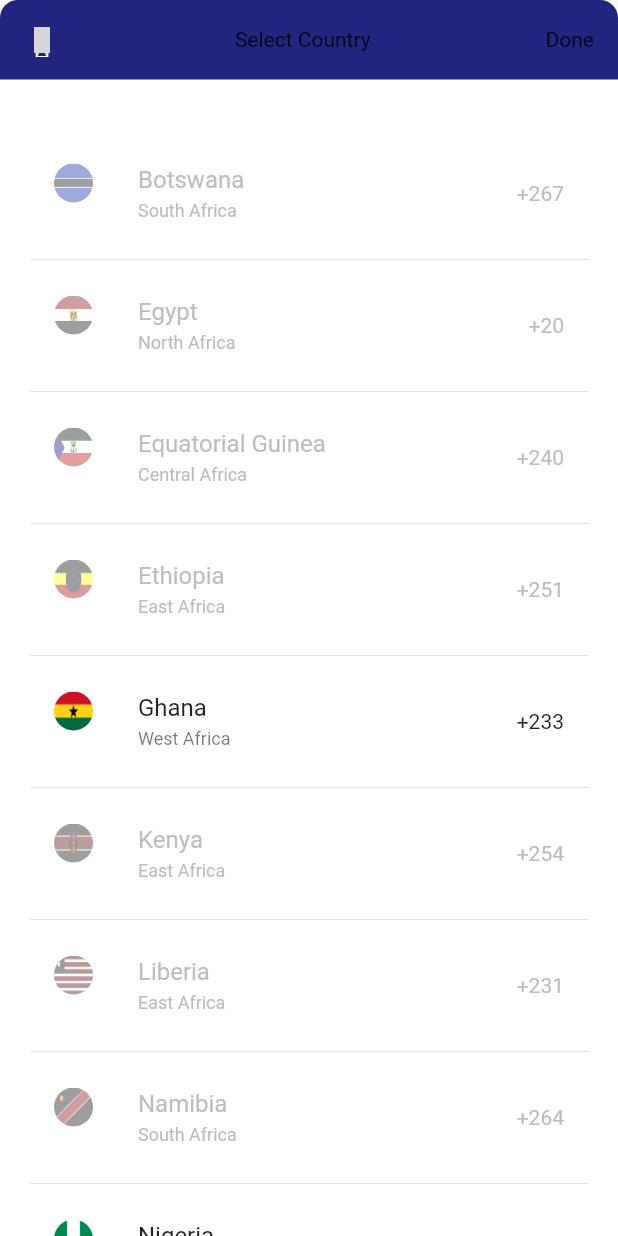
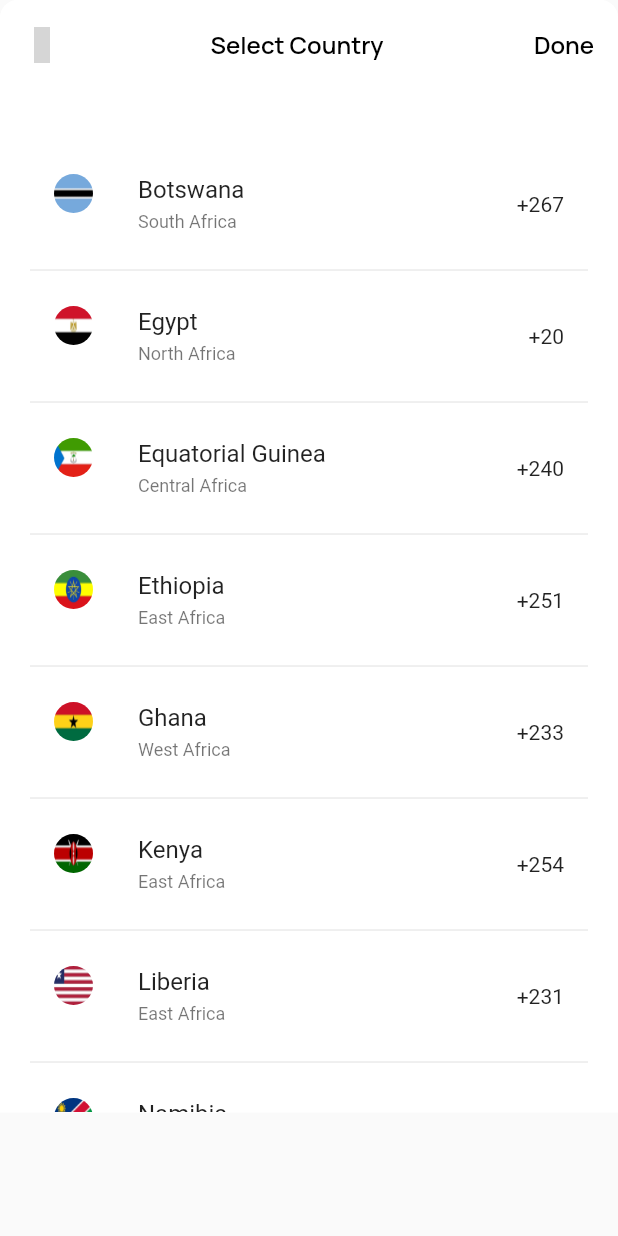
Before and after one commit to Manuel-Seyram/paysenta, a Flutter app: the CustomCountryPicker widget shown alone on an empty page, opened directly with empty values, on a phone screen of 412 x 824 dp. Run offline on Flutter 3.47's test engine with Material 2 defaults, Android fonts, the light colour scheme and no system bars; our stand-ins replace carousel_slider, gap, google_fonts, iconly, iconsax, modal_bottom_sheet; missing offline and left inert: pandabar; grey boxes are pictures that could not be loaded.

Commit message:
refactor code

```diff
--- a/lib/ui/pages/history/history.dart
+++ b/lib/ui/pages/history/history.dart
@@ -24,6 +24,7 @@ class _HistoryPageState extends State<HistoryPage> {
             automaticallyImplyLeading: false,
             backgroundColor: primaryColor,
             leadingWidth: 100,
+            centerTitle: false,
             title: Padding(
               padding: const EdgeInsets.only(left: 8.0),
               child: Text(
--- a/lib/ui/shared/widgets/custom_country_picker.dart
+++ b/lib/ui/shared/widgets/custom_country_picker.dart
@@ -1,10 +1,12 @@
 import 'package:flutter/cupertino.dart';
 import 'package:flutter/material.dart';
+import 'package:google_fonts/google_fonts.dart';
 import 'package:iconly/iconly.dart';
 import 'package:modal_bottom_sheet/modal_bottom_sheet.dart';
 
 import '../../utils/countries.dart';
 import '../constants.dart';
+import 'custom_textfield.dart';
 
 class CustomCountryPicker extends StatefulWidget {
   String countyCode;
@@ -41,19 +43,18 @@ class _CustomCountryPickerState extends State<CustomCountryPicker> {
   Widget build(BuildContext dialogContext) {
     return Material(
       child: Container(
+        height: MediaQuery.of(context).size.height * 0.9,
         decoration: const BoxDecoration(
             borderRadius: BorderRadius.vertical(
               top: Radius.circular(12),
             ),
             color: whiteColor),
-        child: CupertinoPageScaffold(
-          backgroundColor: whiteColor.withOpacity(0),
         child: Column(
           children: [
             Container(
-                height: 53,
+              height: 60,
               decoration: const BoxDecoration(
-                  color: primaryColor,
+                color: whiteColor,
                 borderRadius: BorderRadius.vertical(
                   top: Radius.circular(12),
                 ),
@@ -70,39 +71,34 @@ class _CustomCountryPickerState extends State<CustomCountryPicker> {
                       },
                       child: const Icon(
                         IconlyLight.arrow_left_2,
-                          color: whiteColor,
+                        color: blackColor,
                       ),
                     ),
                     Text(
-                        "Select Country", // style: bodyRG
+                      "Select Country",
+                      style: GoogleFonts.manrope(
+                        fontWeight: FontWeight.w600,
+                        color: blackColor,
+                        fontSize: 16,
+                      ),
                     ),
                     GestureDetector(
                       onTap: () {
                         Navigator.pop(context, widget.countyCode);
                       },
                       child: Text(
-                          "Done", // style: bodyRG
+                        "Done",
+                        style: GoogleFonts.manrope(
+                          fontWeight: FontWeight.w600,
+                          color: blackColor,
+                          fontSize: 16,
+                        ),
                       ),
                     ),
                   ],
                 ),
               ),
             ),
-              // Padding(
-              //   padding: const EdgeInsets.symmetric(
-              //     horizontal: 20,
-              //   ),
-              //   child: CustomTextField(
-              //     textFieldLabel: "",
-              //     isReadOnly: false,
-              //     textController: controller,
-              //     onChanged: (value) {
-              //       setState(() {});
-              //     },
-              //     hintText: '',
-              //     prefixIcon: Icon(CupertinoIcons.search),
-              //   ),
-              // ),
             Expanded(
               child: ListView(
                 physics: const BouncingScrollPhysics(
@@ -114,28 +110,12 @@ class _CustomCountryPickerState extends State<CustomCountryPicker> {
                   vertical: 40.0,
                 ),
                 children: countries().map((country) {
-                    if (country == null) {
-                      return const Text('Country not found');
-                    }
                   return Column(
                     children: [
                       ListTile(
-                          textColor: (country['name'] == 'Ghana' ||
-                                  country['name'] == 'Nigeria')
-                              ? null
-                              : Colors.grey[400],
+                        // textColor: Colors.grey[400],
                         onTap: () {
-                            if (country['name'] == 'Ghana' ||
-                                country['name'] == 'Nigeria') {
                           Navigator.pop(dialogContext, country['code']);
-                            } else {
-                              ScaffoldMessenger.of(dialogContext)
-                                  .showSnackBar(const SnackBar(
-                                content: Text(
-                                    'Express Instructor is currently only available for Ghana and Nigeria.'),
-                                duration: Duration(seconds: 1),
-                              ));
-                            }
                         },
                         minVerticalPadding: 0,
                         leading: ClipRRect(
@@ -145,10 +125,6 @@ class _CustomCountryPickerState extends State<CustomCountryPicker> {
                             height: 26,
                             width: 26,
                             fit: BoxFit.fill,
-                              color: (country['name'] == 'Ghana' ||
-                                      country['name'] == 'Nigeria')
-                                  ? null
-                                  : Colors.grey.withOpacity(1),
                             colorBlendMode: BlendMode.lighten,
                           ),
                         ),
@@ -170,7 +146,6 @@ class _CustomCountryPickerState extends State<CustomCountryPicker> {
           ],
         ),
       ),
-      ),
     );
   }
 }
```
Lines whose indentation alone changed are shown as unchanged.
